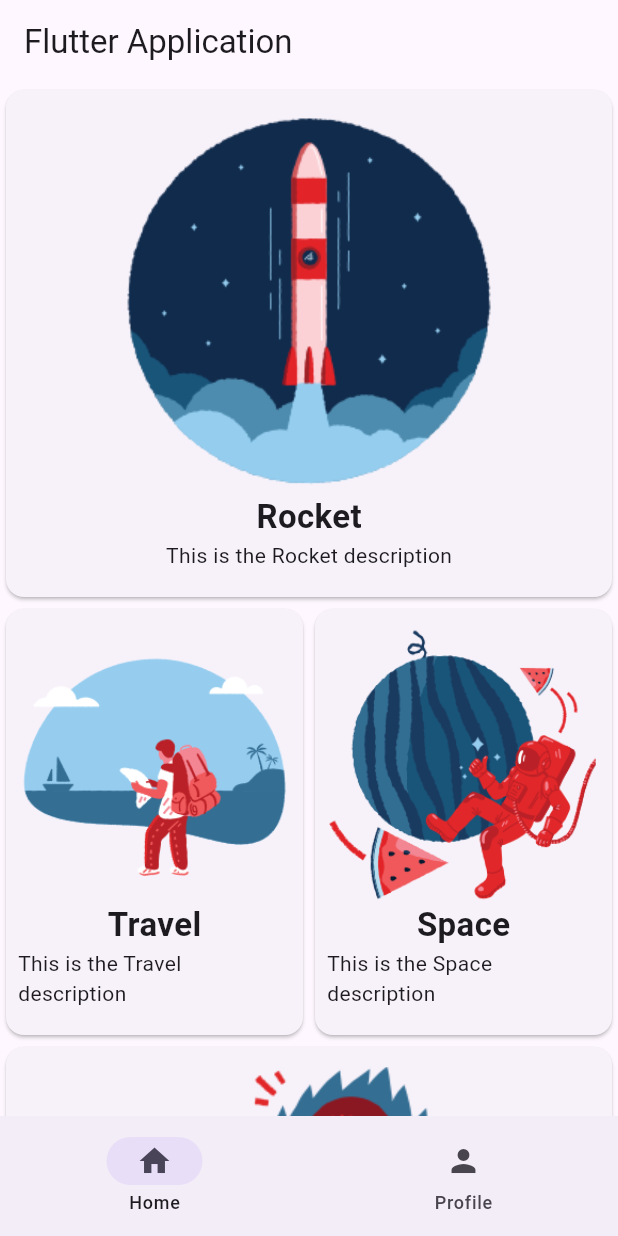
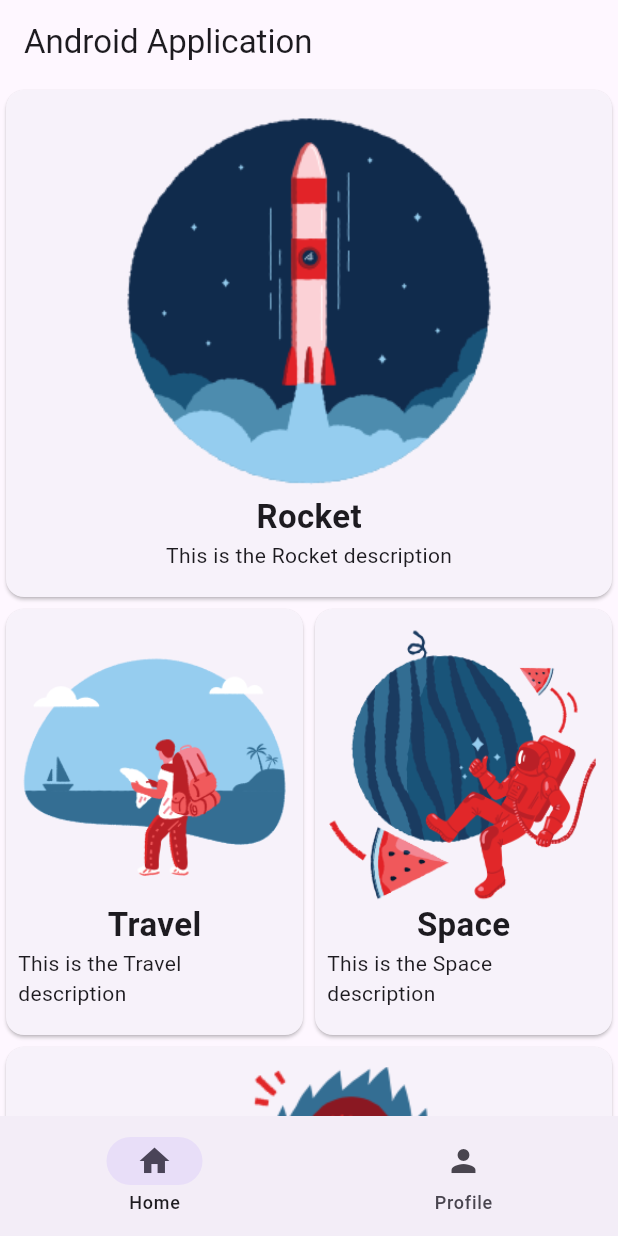
Before and after one commit to Maheswaran-V/Flutterapps, a Flutter app: the screen it shows after launch, on a phone screen of 412 x 824 dp. Run offline on Flutter 3.47's test engine with Material 2 defaults, Android fonts, the phone set to English and light mode, and no system bars.

```diff
--- a/lib/pages/home_page.dart
+++ b/lib/pages/home_page.dart
@@ -9,7 +9,7 @@ class HomePage extends StatelessWidget {
   Widget build(BuildContext context) {
     return Scaffold(
         appBar: AppBar(
-          title: const Text("Flutter Application"),
+          title: const Text("Android Application"),
         ),
         body: const SingleChildScrollView(
           child: Column(
```
